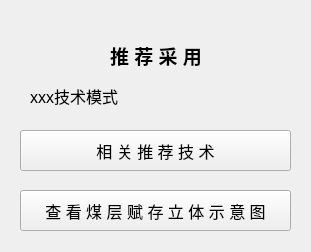
wyrover/cbm, file python/cbm/uifiles/decision_dlg.ui: the form before one commit.
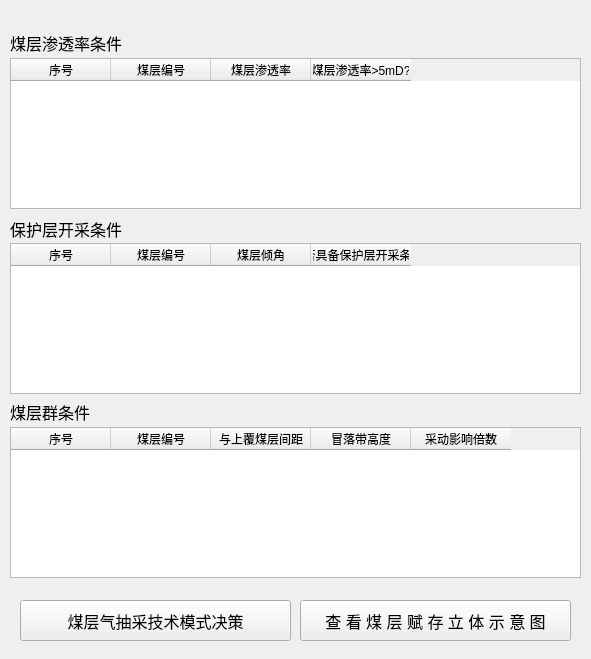
The form after the commit. Icons and pictures are not drawn.

Commit message: 新设计了一个决策技术模式对话框

Diff of the .ui file:
```diff
--- a/python/cbm/uifiles/decision_dlg.ui
+++ b/python/cbm/uifiles/decision_dlg.ui
@@ -6,8 +6,8 @@
    <rect>
     <x>0</x>
     <y>0</y>
-    <width>311</width>
-    <height>252</height>
+    <width>591</width>
+    <height>659</height>
    </rect>
   </property>
   <property name="font">
@@ -27,15 +27,15 @@
     <rect>
      <x>0</x>
      <y>30</y>
-     <width>311</width>
-     <height>221</height>
+     <width>591</width>
+     <height>621</height>
     </rect>
    </property>
    <widget class="QPushButton" name="graph">
     <property name="geometry">
      <rect>
-      <x>20</x>
-      <y>160</y>
+      <x>300</x>
+      <y>570</y>
       <width>271</width>
       <height>41</height>
      </rect>
@@ -48,43 +48,222 @@
     <property name="geometry">
      <rect>
       <x>20</x>
-      <y>100</y>
+      <y>570</y>
       <width>271</width>
       <height>41</height>
      </rect>
     </property>
     <property name="text">
-     <string>相 关 推 荐 技 术</string>
+     <string>煤层气抽采技术模式决策</string>
     </property>
    </widget>
-   <widget class="QLabel" name="tech_mode">
+   <widget class="QTableWidget" name="protect_layer_table">
     <property name="geometry">
      <rect>
-      <x>30</x>
-      <y>50</y>
-      <width>261</width>
-      <height>31</height>
+      <x>10</x>
+      <y>213</y>
+      <width>571</width>
+      <height>151</height>
      </rect>
     </property>
-    <property name="text">
-     <string>xxx技术模式</string>
+    <property name="font">
+     <font>
+      <pointsize>9</pointsize>
+     </font>
     </property>
+    <property name="selectionMode">
+     <enum>QAbstractItemView::NoSelection</enum>
+    </property>
+    <property name="gridStyle">
+     <enum>Qt::DashLine</enum>
+    </property>
+    <attribute name="horizontalHeaderVisible">
+     <bool>true</bool>
+    </attribute>
+    <attribute name="verticalHeaderVisible">
+     <bool>false</bool>
+    </attribute>
+    <attribute name="verticalHeaderHighlightSections">
+     <bool>false</bool>
+    </attribute>
+    <column>
+     <property name="text">
+      <string>序号</string>
+     </property>
+    </column>
+    <column>
+     <property name="text">
+      <string>煤层编号</string>
+     </property>
+    </column>
+    <column>
+     <property name="text">
+      <string>煤层倾角</string>
+     </property>
+    </column>
+    <column>
+     <property name="text">
+      <string>是否具备保护层开采条件?</string>
+     </property>
+    </column>
    </widget>
    <widget class="QLabel" name="label">
     <property name="geometry">
      <rect>
-      <x>110</x>
-      <y>10</y>
-      <width>131</width>
+      <x>10</x>
+      <y>184</y>
+      <width>211</width>
       <height>31</height>
      </rect>
     </property>
+    <property name="font">
+     <font>
+      <pointsize>12</pointsize>
+     </font>
+    </property>
     <property name="text">
-     <string>&lt;!DOCTYPE HTML PUBLIC &quot;-//W3C//DTD HTML 4.0//EN&quot; &quot;http://www.w3.org/TR/REC-html40/strict.dtd&quot;&gt;
-&lt;html&gt;&lt;head&gt;&lt;meta name=&quot;qrichtext&quot; content=&quot;1&quot; /&gt;&lt;style type=&quot;text/css&quot;&gt;
-p, li { white-space: pre-wrap; }
-&lt;/style&gt;&lt;/head&gt;&lt;body style=&quot; font-family:'SimSun'; font-size:9pt; font-weight:400; font-style:normal;&quot;&gt;
-&lt;p style=&quot; margin-top:12px; margin-bottom:12px; margin-left:0px; margin-right:0px; -qt-block-indent:0; text-indent:0px;&quot;&gt;&lt;span style=&quot; font-size:14pt; font-weight:600; color:#020202;&quot;&gt;推 荐 采 用&lt;/span&gt;&lt;/p&gt;&lt;/body&gt;&lt;/html&gt;</string>
+     <string>&lt;html&gt;&lt;head/&gt;&lt;body&gt;&lt;p&gt;&lt;img src=&quot;:/images/arrow.png&quot;/&gt;保护层开采条件&lt;/p&gt;&lt;/body&gt;&lt;/html&gt;</string>
+    </property>
+   </widget>
+   <widget class="QLabel" name="label_2">
+    <property name="geometry">
+     <rect>
+      <x>10</x>
+      <y>-2</y>
+      <width>151</width>
+      <height>31</height>
+     </rect>
+    </property>
+    <property name="font">
+     <font>
+      <pointsize>12</pointsize>
+     </font>
+    </property>
+    <property name="text">
+     <string>&lt;html&gt;&lt;head/&gt;&lt;body&gt;&lt;p&gt;&lt;img src=&quot;:/images/arrow.png&quot;/&gt;煤层渗透率条件&lt;/p&gt;&lt;/body&gt;&lt;/html&gt;</string>
+    </property>
+   </widget>
+   <widget class="QTableWidget" name="permeability_k_table">
+    <property name="geometry">
+     <rect>
+      <x>10</x>
+      <y>28</y>
+      <width>571</width>
+      <height>151</height>
+     </rect>
+    </property>
+    <property name="font">
+     <font>
+      <pointsize>9</pointsize>
+     </font>
+    </property>
+    <property name="selectionMode">
+     <enum>QAbstractItemView::NoSelection</enum>
+    </property>
+    <property name="gridStyle">
+     <enum>Qt::DashLine</enum>
+    </property>
+    <attribute name="horizontalHeaderVisible">
+     <bool>true</bool>
+    </attribute>
+    <attribute name="verticalHeaderVisible">
+     <bool>false</bool>
+    </attribute>
+    <attribute name="verticalHeaderHighlightSections">
+     <bool>false</bool>
+    </attribute>
+    <column>
+     <property name="text">
+      <string>序号</string>
+     </property>
+    </column>
+    <column>
+     <property name="text">
+      <string>煤层编号</string>
+     </property>
+    </column>
+    <column>
+     <property name="text">
+      <string>煤层渗透率</string>
+     </property>
+    </column>
+    <column>
+     <property name="text">
+      <string>煤层渗透率&gt;5mD?</string>
+     </property>
+    </column>
+   </widget>
+   <widget class="QTableWidget" name="coal_population_table">
+    <property name="geometry">
+     <rect>
+      <x>10</x>
+      <y>397</y>
+      <width>571</width>
+      <height>151</height>
+     </rect>
+    </property>
+    <property name="font">
+     <font>
+      <pointsize>9</pointsize>
+     </font>
+    </property>
+    <property name="selectionMode">
+     <enum>QAbstractItemView::NoSelection</enum>
+    </property>
+    <property name="gridStyle">
+     <enum>Qt::DashLine</enum>
+    </property>
+    <attribute name="horizontalHeaderVisible">
+     <bool>true</bool>
+    </attribute>
+    <attribute name="verticalHeaderVisible">
+     <bool>false</bool>
+    </attribute>
+    <attribute name="verticalHeaderHighlightSections">
+     <bool>false</bool>
+    </attribute>
+    <column>
+     <property name="text">
+      <string>序号</string>
+     </property>
+    </column>
+    <column>
+     <property name="text">
+      <string>煤层编号</string>
+     </property>
+    </column>
+    <column>
+     <property name="text">
+      <string>与上覆煤层间距</string>
+     </property>
+    </column>
+    <column>
+     <property name="text">
+      <string>冒落带高度</string>
+     </property>
+    </column>
+    <column>
+     <property name="text">
+      <string>采动影响倍数</string>
+     </property>
+    </column>
+   </widget>
+   <widget class="QLabel" name="label_3">
+    <property name="geometry">
+     <rect>
+      <x>10</x>
+      <y>367</y>
+      <width>151</width>
+      <height>31</height>
+     </rect>
+    </property>
+    <property name="font">
+     <font>
+      <pointsize>12</pointsize>
+     </font>
+    </property>
+    <property name="text">
+     <string>&lt;html&gt;&lt;head/&gt;&lt;body&gt;&lt;p&gt;&lt;img src=&quot;:/images/arrow.png&quot;/&gt;煤层群条件&lt;/p&gt;&lt;/body&gt;&lt;/html&gt;</string>
     </property>
    </widget>
   </widget>
@@ -93,7 +272,7 @@
     <rect>
      <x>0</x>
      <y>0</y>
-     <width>311</width>
+     <width>591</width>
      <height>31</height>
     </rect>
    </property>
@@ -157,7 +336,7 @@
    <widget class="QPushButton" name="btnMenu_Close">
     <property name="geometry">
      <rect>
-      <x>270</x>
+      <x>550</x>
       <y>0</y>
       <width>41</width>
       <height>31</height>
```
Left out of the diff: 2 changed lines with no effect on the pictures. The commit also changes 18 other files.
